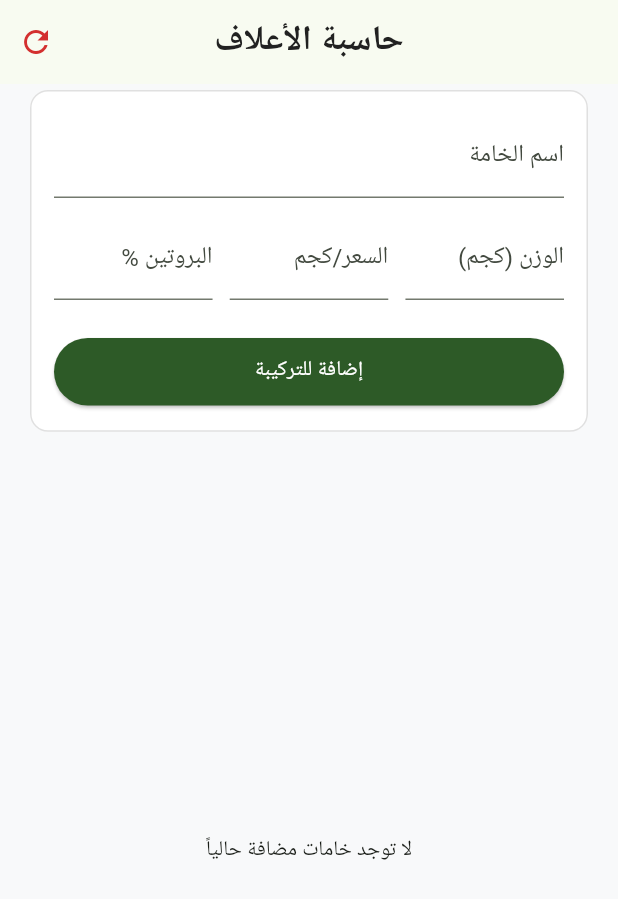
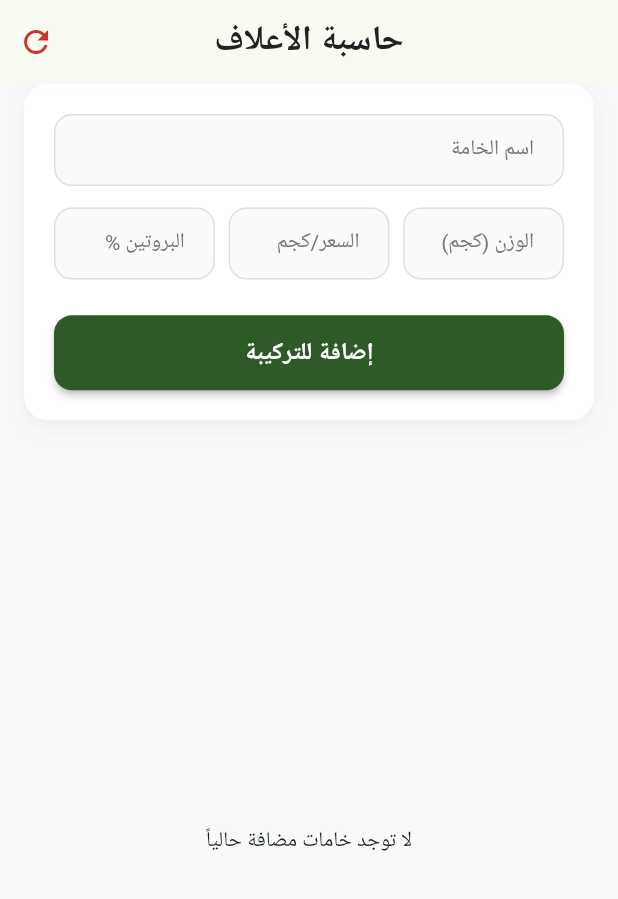
Before and after one commit to SalahHassan202/flutter-smart-feed-app, a Flutter app: the screen it shows after launch, on a phone screen of 412 x 824 dp. Shown: the top 899 px of the screen. Run offline on Flutter 3.47's test engine with Material 3 defaults, Android fonts, the phone set to English and light mode, and no system bars; our stand-ins replace flutter_bloc, flutter_screenutil; Roboto replaces fonts that are missing (Cairo).

Commit message:
update ingredient form file

```diff
--- a/lib/features/calculator/ui/widgets/add_ingredient_form.dart
+++ b/lib/features/calculator/ui/widgets/add_ingredient_form.dart
@@ -33,79 +33,103 @@ class _AddIngredientFormState extends State<AddIngredientForm> {
       weightController.clear();
       priceController.clear();
       proteinController.clear();
+      FocusScope.of(context).unfocus();
     }
+  }
+
+  InputDecoration _getInputDecoration(String label) {
+    return InputDecoration(
+      labelText: label,
+      labelStyle: const TextStyle(color: AppColors.textSecondary, fontSize: 14),
+      contentPadding: const EdgeInsets.symmetric(horizontal: 16, vertical: 12),
+      filled: true,
+      fillColor: Colors.grey[50],
+      border: OutlineInputBorder(
+        borderRadius: BorderRadius.circular(12),
+        borderSide: const BorderSide(color: AppColors.border),
+      ),
+      enabledBorder: OutlineInputBorder(
+        borderRadius: BorderRadius.circular(12),
+        borderSide: const BorderSide(color: AppColors.border),
+      ),
+      focusedBorder: OutlineInputBorder(
+        borderRadius: BorderRadius.circular(12),
+        borderSide: const BorderSide(color: AppColors.primary, width: 1.5),
+      ),
+    );
   }
 
   @override
   Widget build(BuildContext context) {
-    return Card(
+    return Container(
+      decoration: BoxDecoration(
         color: AppColors.cardBg,
-      elevation: 0,
-      shape: RoundedRectangleBorder(
-        borderRadius: BorderRadius.circular(12),
-        side: const BorderSide(color: AppColors.border),
+        borderRadius: BorderRadius.circular(16),
+        boxShadow: [
+          BoxShadow(
+            // ignore: deprecated_member_use
+            color: Colors.black.withOpacity(0.05),
+            blurRadius: 10,
+            offset: const Offset(0, 4),
           ),
-      child: Padding(
-        padding: const EdgeInsets.all(16),
+        ],
+      ),
+      padding: const EdgeInsets.all(20),
       child: Column(
-          crossAxisAlignment: CrossAxisAlignment.start,
         children: [
           TextField(
             controller: nameController,
-              decoration: const InputDecoration(
-                labelText: AppStrings.ingredientName,
+            keyboardType: TextInputType.text,
+            textDirection: TextDirection.rtl,
+            decoration: _getInputDecoration(AppStrings.ingredientName),
           ),
-            ),
-            Spacing.height(10),
+          Spacing.height(12),
           Row(
             children: [
               Expanded(
                 child: TextField(
                   controller: weightController,
                   keyboardType: TextInputType.number,
-                    decoration: const InputDecoration(
-                      labelText: AppStrings.weight,
+                  decoration: _getInputDecoration(AppStrings.weight),
                 ),
               ),
-                ),
-                Spacing.width(10),
+              Spacing.width(8),
               Expanded(
                 child: TextField(
                   controller: priceController,
                   keyboardType: TextInputType.number,
-                    decoration: const InputDecoration(
-                      labelText: AppStrings.price,
+                  decoration: _getInputDecoration(AppStrings.price),
                 ),
               ),
-                ),
-                Spacing.width(10),
+              Spacing.width(8),
               Expanded(
                 child: TextField(
                   controller: proteinController,
                   keyboardType: TextInputType.number,
-                    decoration: const InputDecoration(
-                      labelText: AppStrings.protein,
-                    ),
+                  decoration: _getInputDecoration(AppStrings.protein),
                 ),
               ),
             ],
           ),
           Spacing.height(20),
-            SizedBox(
-              width: double.infinity,
-              child: ElevatedButton(
+          ElevatedButton(
             onPressed: _submit,
             style: ElevatedButton.styleFrom(
               backgroundColor: AppColors.primary,
               foregroundColor: Colors.white,
-                  padding: const EdgeInsets.symmetric(vertical: 12),
+              minimumSize: const Size(double.infinity, 50),
+              shape: RoundedRectangleBorder(
+                borderRadius: BorderRadius.circular(12),
               ),
-                child: const Text(AppStrings.addBtn),
+              elevation: 2,
+            ),
+            child: const Text(
+              AppStrings.addBtn,
+              style: TextStyle(fontSize: 16, fontWeight: FontWeight.bold),
             ),
           ),
         ],
       ),
-      ),
     );
   }
 }
```
Lines whose indentation alone changed are shown as unchanged.
